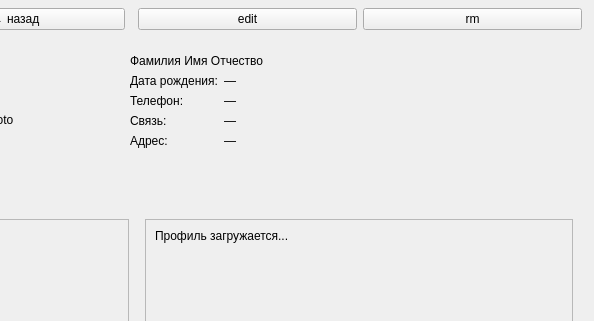
Old version of the form Lyudishki/forms/person_detail.ui in the repository provincialcxz/TheHumans; both pictures show x 106 to 700 and y 0 to 321 of the 700 by 600 pixel window.
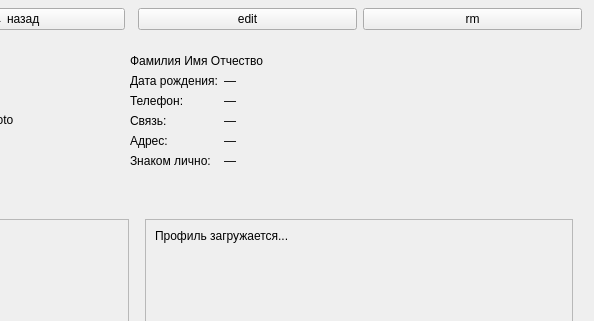
New version of the form.

Commit message: feat: added met-in-person flag

What changed in the file:
```diff
--- a/Lyudishki/forms/person_detail.ui
+++ b/Lyudishki/forms/person_detail.ui
@@ -134,6 +134,16 @@
            <property name="text"><string>—</string></property>
           </widget>
          </item>
+         <item row="5" column="0">
+          <widget class="QLabel" name="lblMetInPerson">
+           <property name="text"><string>Знаком лично:</string></property>
+          </widget>
+         </item>
+         <item row="5" column="1">
+          <widget class="QLabel" name="valMetInPerson">
+           <property name="text"><string>—</string></property>
+          </widget>
+         </item>
         </layout>
        </widget>
       </item>
```
The commit also changes 8 other files.
